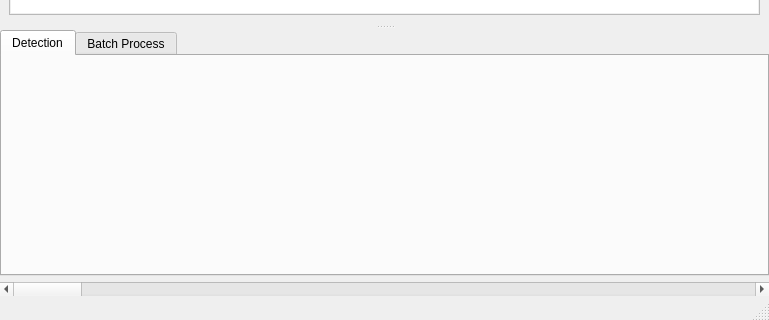
Qt form Graphic_Interface/UI Files/SegmentationAndClasificationWindowUI.ui (ECMora/SoundLab) before a commit; both pictures show x 0 to 769 and y 249 to 569 of the 769 by 569 pixel window.
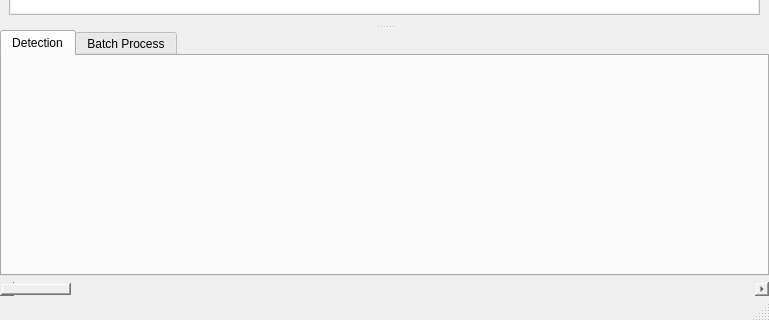
The same form after that commit. Icons and pictures are not drawn. Custom widgets are drawn as their Qt base class.

```diff
--- a/Graphic_Interface/UI Files/SegmentationAndClasificationWindowUI.ui
+++ b/Graphic_Interface/UI Files/SegmentationAndClasificationWindowUI.ui
@@ -31,6 +31,9 @@
 padding:1%;</string>
   </property>
   <widget class="QWidget" name="centralwidget">
+   <property name="styleSheet">
+    <string notr="true"/>
+   </property>
    <layout class="QVBoxLayout" name="verticalLayout_2">
     <property name="sizeConstraint">
      <enum>QLayout::SetDefaultConstraint</enum>
@@ -189,6 +192,9 @@
     </item>
     <item>
      <widget class="QScrollBar" name="horizontalScrollBar">
+      <property name="styleSheet">
+       <string notr="true">border-color: rgb(26, 255, 10);</string>
+      </property>
       <property name="orientation">
        <enum>Qt::Horizontal</enum>
       </property>
```
Left out of the diff: 12 changed lines with no effect on the pictures.
